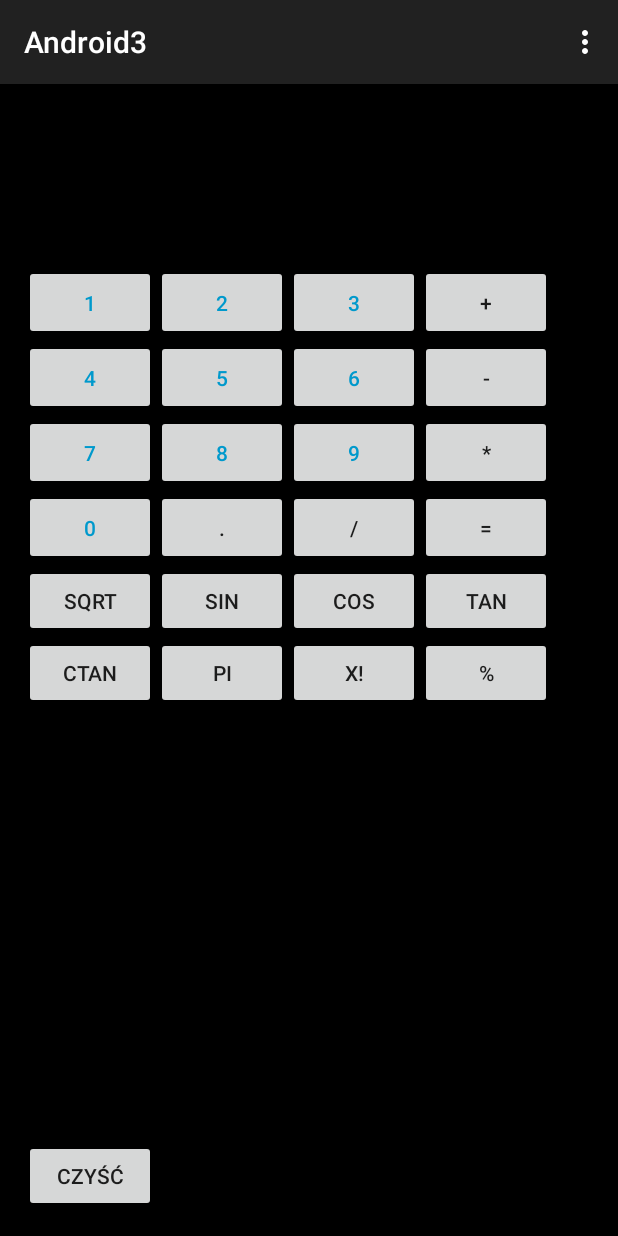
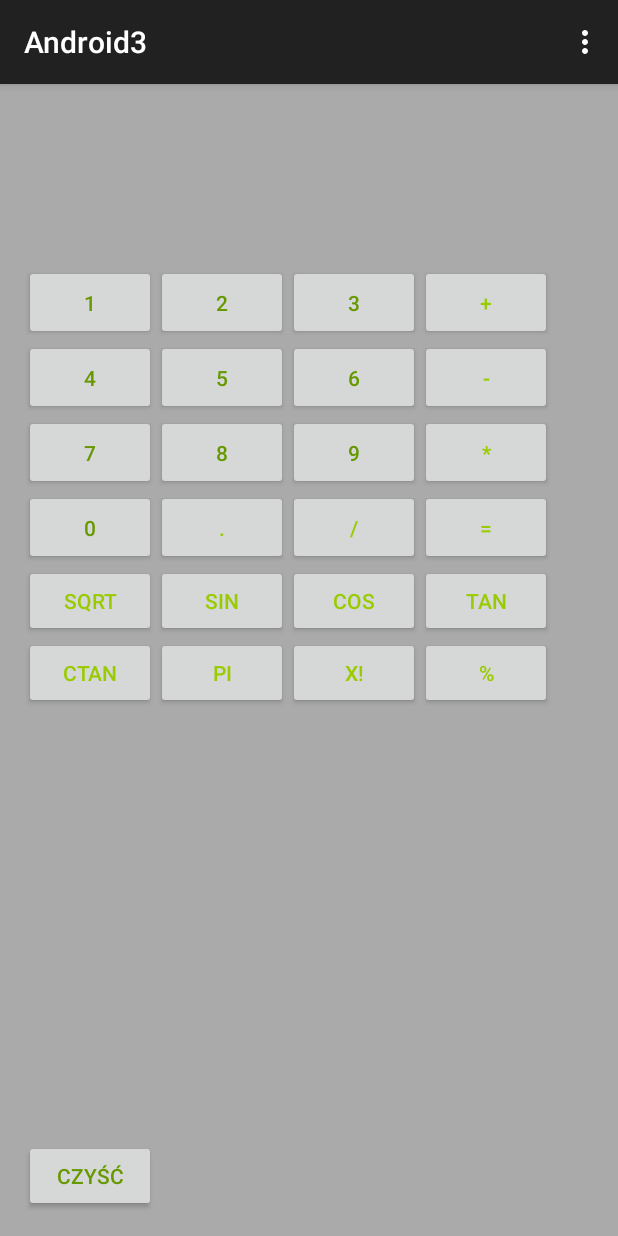
Before and after one commit to adriannakoszowska/Android3, an Android app: the screen it shows after launch (MainActivity), on a phone screen of 412 x 824 dp. Run offline under Robolectric (Android 15) with nearby library versions, the phone set to English and light mode, and no system bars.

Commit message:
wygląd kalkulatora matematycznego

```diff
--- a/app/src/main/res/layout/activity_main.xml
+++ b/app/src/main/res/layout/activity_main.xml
@@ -4,12 +4,12 @@
     android:paddingRight="@dimen/activity_horizontal_margin"
     android:paddingTop="@dimen/activity_vertical_margin"
     android:paddingBottom="@dimen/activity_vertical_margin" tools:context=".MainActivity"
-    android:background="@android:color/background_dark">
+    android:background="@android:color/darker_gray">
 
-    <TextView android:text="Calc" android:layout_width="wrap_content"
+    <TextView android:text="Math Calc" android:layout_width="wrap_content"
         android:layout_height="wrap_content"
         android:id="@+id/poprzednie"
-        android:textColor="@android:color/holo_blue_light" />
+        android:textColor="@android:color/black" />
 
     <TextView
         android:layout_width="wrap_content"
@@ -20,7 +20,7 @@
         android:layout_below="@+id/poprzednie"
         android:layout_alignParentLeft="true"
         android:layout_alignParentStart="true"
-        android:textColor="@android:color/holo_blue_light" />
+        android:textColor="@android:color/black" />
 
     <Button
         android:layout_width="wrap_content"
@@ -33,7 +33,7 @@
         android:layout_below="@+id/dzialanie"
         android:layout_toRightOf="@+id/button1"
         android:layout_toEndOf="@+id/button1"
-        android:textColor="@android:color/holo_blue_dark"
+        android:textColor="@android:color/holo_green_dark"
         android:onClick="buttonNumeric" />
 
     <Button
@@ -41,7 +41,7 @@
         android:layout_height="wrap_content"
         android:text="3"
         android:id="@+id/button3"
-        android:textColor="@android:color/holo_blue_dark"
+        android:textColor="@android:color/holo_green_dark"
         android:layout_alignTop="@+id/button2"
         android:layout_toRightOf="@+id/button2"
         android:layout_toEndOf="@+id/button2"
@@ -58,7 +58,7 @@
         android:layout_alignParentStart="true"
         android:width="50dp"
         android:height="50dp"
-        android:textColor="@android:color/holo_blue_dark"
+        android:textColor="@android:color/holo_green_dark"
         android:nestedScrollingEnabled="false"
         android:onClick="buttonNumeric" />
 
@@ -72,7 +72,7 @@
         android:layout_below="@+id/button1"
         android:layout_alignParentLeft="true"
         android:layout_alignParentStart="true"
-        android:textColor="@android:color/holo_blue_dark"
+        android:textColor="@android:color/holo_green_dark"
         android:onClick="buttonNumeric" />
 
     <Button
@@ -85,7 +85,7 @@
         android:layout_toEndOf="@+id/button4"
         android:width="50dp"
         android:height="50dp"
-        android:textColor="@android:color/holo_blue_dark"
+        android:textColor="@android:color/holo_green_dark"
         android:onClick="buttonNumeric" />
 
     <Button
@@ -98,7 +98,7 @@
         android:layout_toEndOf="@+id/button2"
         android:width="50dp"
         android:height="50dp"
-        android:textColor="@android:color/holo_blue_dark"
+        android:textColor="@android:color/holo_green_dark"
         android:onClick="buttonNumeric" />
 
     <Button
@@ -111,7 +111,7 @@
         android:layout_alignParentStart="true"
         android:width="50dp"
         android:height="50dp"
-        android:textColor="@android:color/holo_blue_dark"
+        android:textColor="@android:color/holo_green_dark"
         android:onClick="buttonNumeric" />
 
     <Button
@@ -124,7 +124,7 @@
         android:layout_toEndOf="@+id/button4"
         android:width="50dp"
         android:height="50dp"
-        android:textColor="@android:color/holo_blue_dark"
+        android:textColor="@android:color/holo_green_dark"
         android:onClick="buttonNumeric" />
 
     <Button
@@ -137,7 +137,7 @@
         android:layout_alignStart="@+id/button6"
         android:width="50dp"
         android:height="50dp"
-        android:textColor="@android:color/holo_blue_dark"
+        android:textColor="@android:color/holo_green_dark"
         android:onClick="buttonNumeric" />
 
     <Button
@@ -147,7 +147,7 @@
         android:id="@+id/button0"
         android:width="50dp"
         android:height="50dp"
-        android:textColor="@android:color/holo_blue_dark"
+        android:textColor="@android:color/holo_green_dark"
         android:layout_below="@+id/button7"
         android:layout_alignParentLeft="true"
         android:layout_alignParentStart="true"
@@ -163,7 +163,8 @@
         android:layout_toEndOf="@+id/button3"
         android:width="50dp"
         android:height="50dp"
-        android:onClick="Click" />
+        android:onClick="Click"
+        android:textColor="@android:color/holo_green_light" />
 
     <Button
         android:layout_width="wrap_content"
@@ -175,7 +176,8 @@
         android:layout_toEndOf="@+id/button3"
         android:width="50dp"
         android:height="50dp"
-        android:onClick="Click" />
+        android:onClick="Click"
+        android:textColor="@android:color/holo_green_light" />
 
     <Button
         android:layout_width="wrap_content"
@@ -187,7 +189,8 @@
         android:layout_toEndOf="@+id/button9"
         android:width="50dp"
         android:height="50dp"
-        android:onClick="Click" />
+        android:onClick="Click"
+        android:textColor="@android:color/holo_green_light" />
 
     <Button
         android:layout_width="wrap_content"
@@ -199,7 +202,8 @@
         android:layout_alignStart="@+id/button9"
         android:width="50dp"
         android:height="50dp"
-        android:onClick="Click" />
+        android:onClick="Click"
+        android:textColor="@android:color/holo_green_light" />
 
     <Button
         android:layout_width="wrap_content"
@@ -211,7 +215,8 @@
         android:layout_toEndOf="@+id/button0"
         android:width="50dp"
         android:height="50dp"
-        android:onClick="buttonNumeric" />
+        android:onClick="buttonNumeric"
+        android:textColor="@android:color/holo_green_light" />
 
     <Button
         android:layout_width="wrap_content"
@@ -223,7 +228,8 @@
         android:layout_toEndOf="@+id/button9"
         android:width="50dp"
         android:height="50dp"
-        android:onClick="getnumbertwo" />
+        android:onClick="getnumbertwo"
+        android:textColor="@android:color/holo_green_light" />
 
     <Button
         android:layout_width="wrap_content"
@@ -233,7 +239,8 @@
         android:onClick="Czyszczenie"
         android:layout_alignParentBottom="true"
         android:layout_alignParentLeft="true"
-        android:layout_alignParentStart="true" />
+        android:layout_alignParentStart="true"
+        android:textColor="@android:color/holo_green_dark" />
 
     <Button
         android:layout_width="wrap_content"
@@ -242,7 +249,8 @@
         android:id="@+id/sqrt"
         android:layout_below="@+id/button0"
         android:layout_alignParentLeft="true"
-        android:layout_alignParentStart="true" />
+        android:layout_alignParentStart="true"
+        android:textColor="@android:color/holo_green_light" />
 
     <Button
         android:layout_width="wrap_content"
@@ -251,7 +259,8 @@
         android:id="@+id/sin"
         android:layout_alignTop="@+id/sqrt"
         android:layout_toRightOf="@+id/czysc"
-        android:layout_toEndOf="@+id/czysc" />
+        android:layout_toEndOf="@+id/czysc"
+        android:textColor="@android:color/holo_green_light" />
 
     <Button
         android:layout_width="wrap_content"
@@ -260,7 +269,8 @@
         android:id="@+id/cos"
         android:layout_alignTop="@+id/sin"
         android:layout_toRightOf="@+id/sin"
-        android:layout_toEndOf="@+id/sin" />
+        android:layout_toEndOf="@+id/sin"
+        android:textColor="@android:color/holo_green_light" />
 
     <Button
         android:layout_width="wrap_content"
@@ -269,7 +279,8 @@
         android:id="@+id/tan"
         android:layout_alignTop="@+id/cos"
         android:layout_toRightOf="@+id/cos"
-        android:layout_toEndOf="@+id/cos" />
+        android:layout_toEndOf="@+id/cos"
+        android:textColor="@android:color/holo_green_light" />
 
     <Button
         android:layout_width="wrap_content"
@@ -278,7 +289,8 @@
         android:id="@+id/ctan"
         android:layout_below="@+id/sqrt"
         android:layout_alignParentLeft="true"
-        android:layout_alignParentStart="true" />
+        android:layout_alignParentStart="true"
+        android:textColor="@android:color/holo_green_light" />
 
     <Button
         android:layout_width="wrap_content"
@@ -287,7 +299,8 @@
         android:id="@+id/pi"
         android:layout_alignTop="@+id/ctan"
         android:layout_toRightOf="@+id/ctan"
-        android:layout_toEndOf="@+id/ctan" />
+        android:layout_toEndOf="@+id/ctan"
+        android:textColor="@android:color/holo_green_light" />
 
     <Button
         android:layout_width="wrap_content"
@@ -296,7 +309,8 @@
         android:id="@+id/rekurencja"
         android:layout_alignTop="@+id/pi"
         android:layout_toRightOf="@+id/pi"
-        android:layout_toEndOf="@+id/pi" />
+        android:layout_toEndOf="@+id/pi"
+        android:textColor="@android:color/holo_green_light" />
 
     <Button
         android:layout_width="wrap_content"
@@ -305,6 +319,7 @@
         android:id="@+id/procent"
         android:layout_alignTop="@+id/rekurencja"
         android:layout_toRightOf="@+id/rekurencja"
-        android:layout_toEndOf="@+id/rekurencja" />
+        android:layout_toEndOf="@+id/rekurencja"
+        android:textColor="@android:color/holo_green_light" />
 
 </RelativeLayout>
```
